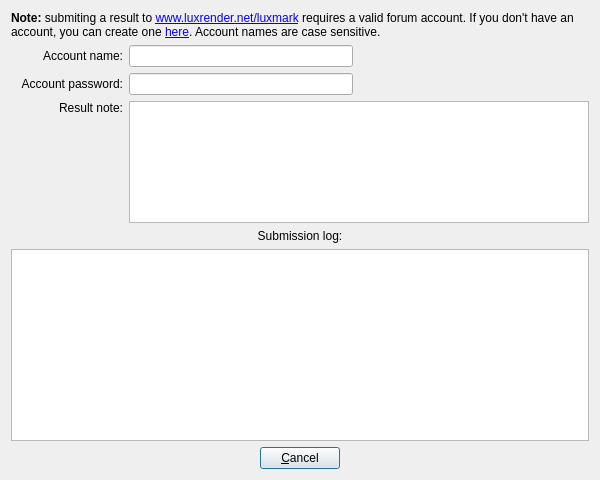
This is samples/luxmark/submitdialog.ui in LuxCoreRender/LuxCore as Qt 5 draws it before an edit. The edited form follows.
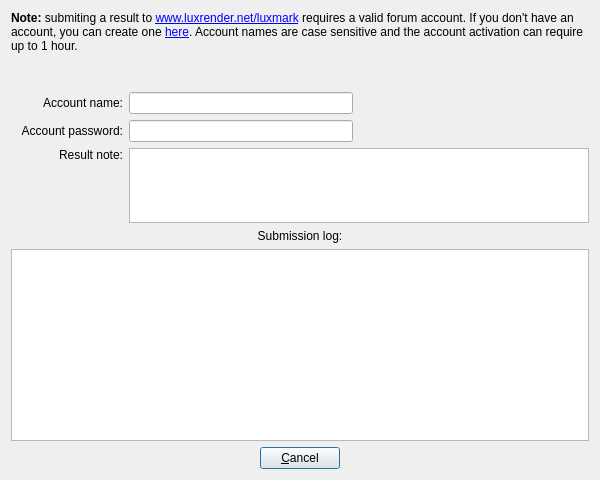
This is the edited form. Icons and pictures are not drawn.

Commit message: LuxMark: added a note about account activation time

The edit to the form file:
```diff
--- a/samples/luxmark/submitdialog.ui
+++ b/samples/luxmark/submitdialog.ui
@@ -26,11 +26,11 @@
      <property name="sizePolicy">
       <sizepolicy hsizetype="Expanding" vsizetype="Preferred">
        <horstretch>1</horstretch>
-       <verstretch>0</verstretch>
+       <verstretch>1</verstretch>
       </sizepolicy>
      </property>
      <property name="text">
-      <string>&lt;b&gt;Note:&lt;/b&gt; submiting a result to &lt;a href=&quot;http://www.luxrender.net/luxmark&quot;&gt;www.luxrender.net/luxmark&lt;/a&gt; requires a valid forum account. If you don't have an account, you can create one &lt;a href=&quot;http://www.luxrender.net/forum/ucp.php?mode=register&quot;&gt;here&lt;/a&gt;. Account names are case sensitive.</string>
+      <string>&lt;b&gt;Note:&lt;/b&gt; submiting a result to &lt;a href=&quot;http://www.luxrender.net/luxmark&quot;&gt;www.luxrender.net/luxmark&lt;/a&gt; requires a valid forum account. If you don't have an account, you can create one &lt;a href=&quot;http://www.luxrender.net/forum/ucp.php?mode=register&quot;&gt;here&lt;/a&gt;. Account names are case sensitive and the account activation can require up to 1 hour.</string>
      </property>
      <property name="textFormat">
       <enum>Qt::RichText</enum>
```
The commit also changes 1 other file.
